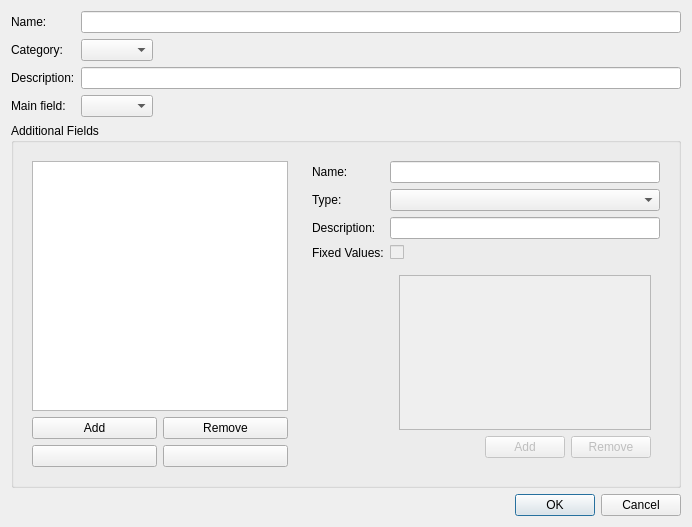
jassuncao/eparts, file parttypedialog.ui: the form before one commit.
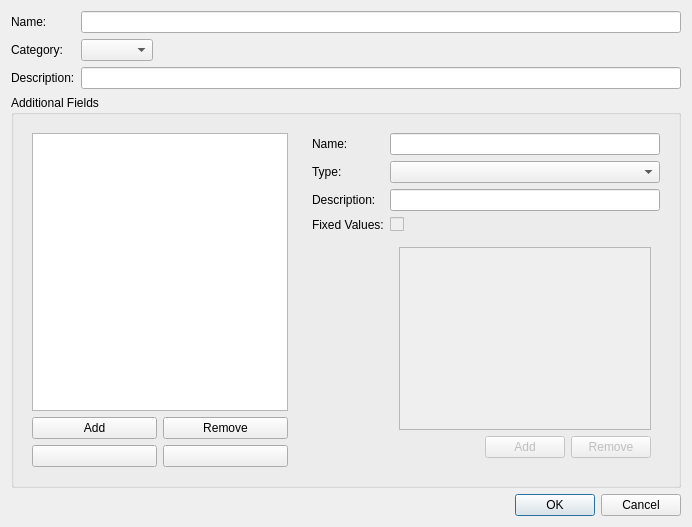
The form after the commit. Icons and pictures are not drawn.

Commit message: * Added class UnitParser. Using it to parse user input in the parts table. * Added some fancy widgets stolen from QTCreator * Minor changes to UnitFormatter.

The edit to the form file:
```diff
--- a/parttypedialog.ui
+++ b/parttypedialog.ui
@@ -52,16 +52,6 @@
      <item row="2" column="1">
       <widget class="QLineEdit" name="partDescriptionEdit"/>
      </item>
-     <item row="3" column="0">
-      <widget class="QLabel" name="label_3">
-       <property name="text">
-        <string>Main field:</string>
-       </property>
-      </widget>
-     </item>
-     <item row="3" column="1">
-      <widget class="QComboBox" name="partMainFieldCombo"/>
-     </item>
     </layout>
    </item>
    <item>
```
The commit also changes 35 other files.
